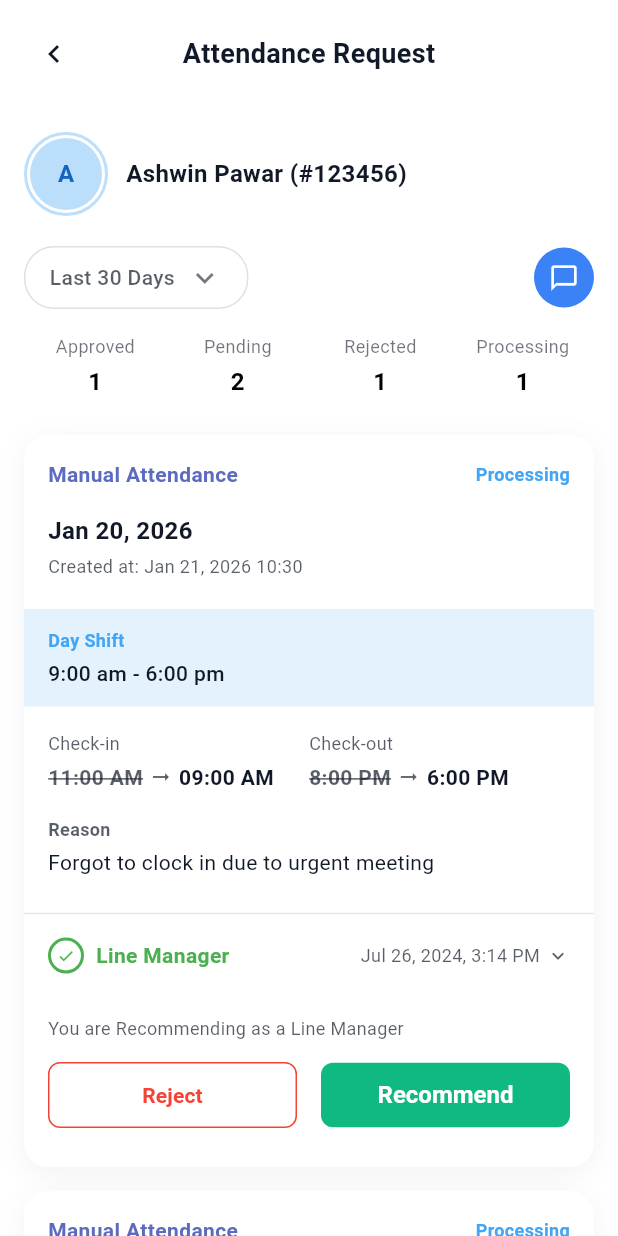
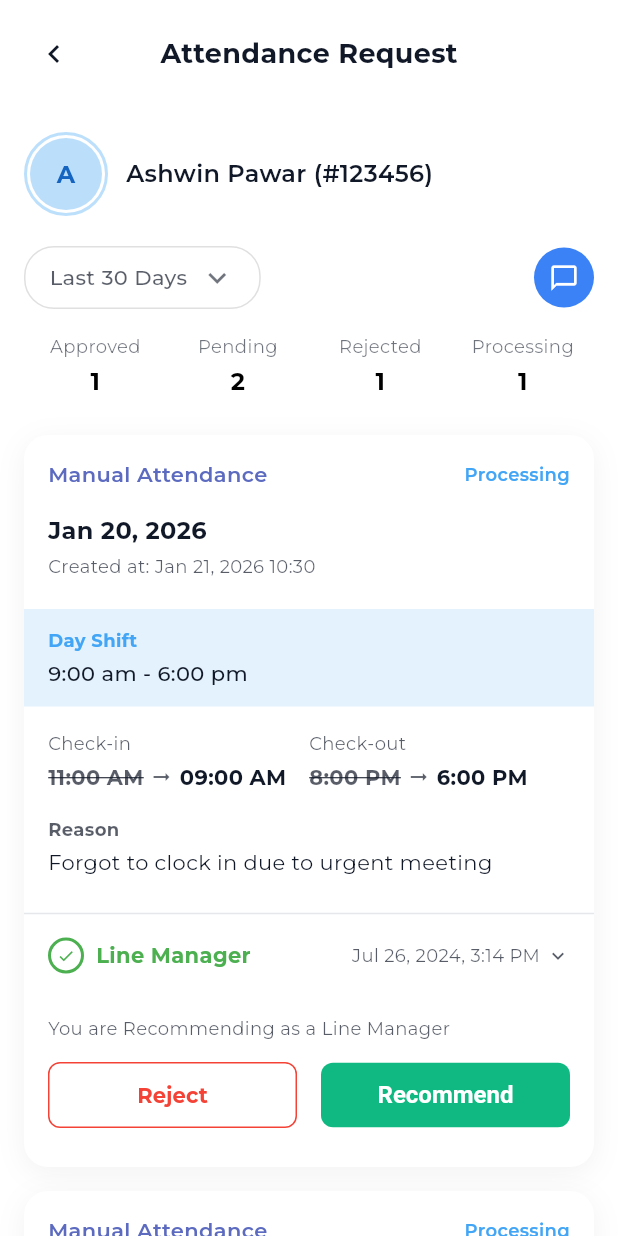
Before and after one commit to rajaguru2004/ess_portal, a Flutter app: the AttendanceRegularizationView screen opened by its route, on a phone screen of 412 x 824 dp. Run offline on Flutter 3.47's test engine with Material 3 defaults, Android fonts, the light colour scheme and no system bars; our stand-ins replace camera, device_info_plus, flutter_secure_storage, geolocator, get, google_fonts and 3 more; accounts and stored records are empty; network calls fail.

Commit message:
font change

```diff
--- a/lib/app/data/consts/api_consts.dart
+++ b/lib/app/data/consts/api_consts.dart
@@ -1,7 +1,7 @@
 class ApiConsts {
   // Use 10.0.2.2 for Android emulator to access localhost
   // static const String baseUrl = 'https://api.ess.develop.thefusionapps.com';
-  static const String baseUrl = 'http://192.168.0.165:3000';
+  static const String baseUrl = 'http://192.168.0.181:3000';
 }
 
 class ApiEndpoints {
--- a/lib/app/modules/apply_leave_screen/views/apply_leave_screen_view.dart
+++ b/lib/app/modules/apply_leave_screen/views/apply_leave_screen_view.dart
@@ -95,7 +95,7 @@ class ApplyLeaveScreenView extends GetView<ApplyLeaveScreenController> {
                               strokeWidth: 2,
                             ),
                           )
-                        : const Text(
+                        : Text(
                             "Apply Leave",
                             style: TextStyle(
                               fontSize: 16,
@@ -271,7 +271,7 @@ class ApplyLeaveScreenView extends GetView<ApplyLeaveScreenController> {
                   children: [
                     Text(
                       leave.leaveType?.name ?? "Leave Application",
-                      style: const TextStyle(fontWeight: FontWeight.bold),
+                      style: TextStyle(fontWeight: FontWeight.bold),
                     ),
                     _buildStatusBadge(leave.status),
                   ],
--- a/lib/app/modules/attendance_regularization/views/attendance_regularization_view.dart
+++ b/lib/app/modules/attendance_regularization/views/attendance_regularization_view.dart
@@ -126,7 +126,7 @@ class AttendanceRegularizationView
           const SizedBox(width: 12),
           Text(
             '$name (#$id)',
-            style: const TextStyle(fontSize: 16, fontWeight: FontWeight.w600),
+            style: TextStyle(fontSize: 16, fontWeight: FontWeight.w600),
           ),
         ],
       );
@@ -319,7 +319,7 @@ class AttendanceRegularizationView
             padding: const EdgeInsets.symmetric(horizontal: 16),
             child: Text(
               request.formattedDate, // "22/07/2024"
-              style: const TextStyle(fontSize: 16, fontWeight: FontWeight.bold),
+              style: TextStyle(fontSize: 16, fontWeight: FontWeight.bold),
             ),
           ),
           Padding(
@@ -401,7 +401,7 @@ class AttendanceRegularizationView
                           const SizedBox(width: 4),
                           Text(
                             request.requestedTime,
-                            style: const TextStyle(fontWeight: FontWeight.bold),
+                            style: TextStyle(fontWeight: FontWeight.bold),
                           ),
                         ],
                       ),
@@ -497,7 +497,7 @@ class AttendanceRegularizationView
                   child: const Icon(Icons.check, size: 12, color: Colors.green),
                 ),
                 const SizedBox(width: 8),
-                const Text(
+                Text(
                   'Line Manager',
                   style: TextStyle(
                     color: Colors.green,
@@ -546,7 +546,7 @@ class AttendanceRegularizationView
                               borderRadius: BorderRadius.circular(8),
                             ),
                           ),
-                          child: const Text(
+                          child: Text(
                             'Reject',
                             style: TextStyle(fontWeight: FontWeight.bold),
                           ),
@@ -566,7 +566,7 @@ class AttendanceRegularizationView
                               borderRadius: BorderRadius.circular(8),
                             ),
                           ),
-                          child: const Text(
+                          child: Text(
                             'Recommend',
                             style: TextStyle(fontWeight: FontWeight.bold),
                           ),
--- a/pubspec.yaml
+++ b/pubspec.yaml
@@ -46,6 +46,7 @@ dependencies:
   http: ^1.1.0
   google_nav_bar: ^5.0.7
   flutter_secure_storage: ^9.0.0
+  google_fonts: ^6.2.1
 
 dev_dependencies:
   flutter_test:
```
Also changed, not shown: lib/app/modules/attendance_screen/controllers/attendance_screen_controller.dart (+18 -11 lines), lib/app/modules/attendance_screen/views/attendance_screen_view.dart (+5 -5 lines), lib/app/modules/home/views/home_view.dart (+2 -5 lines), lib/app/theme/app_theme.dart (+21 -5 lines), pubspec.lock, 3 other files.
